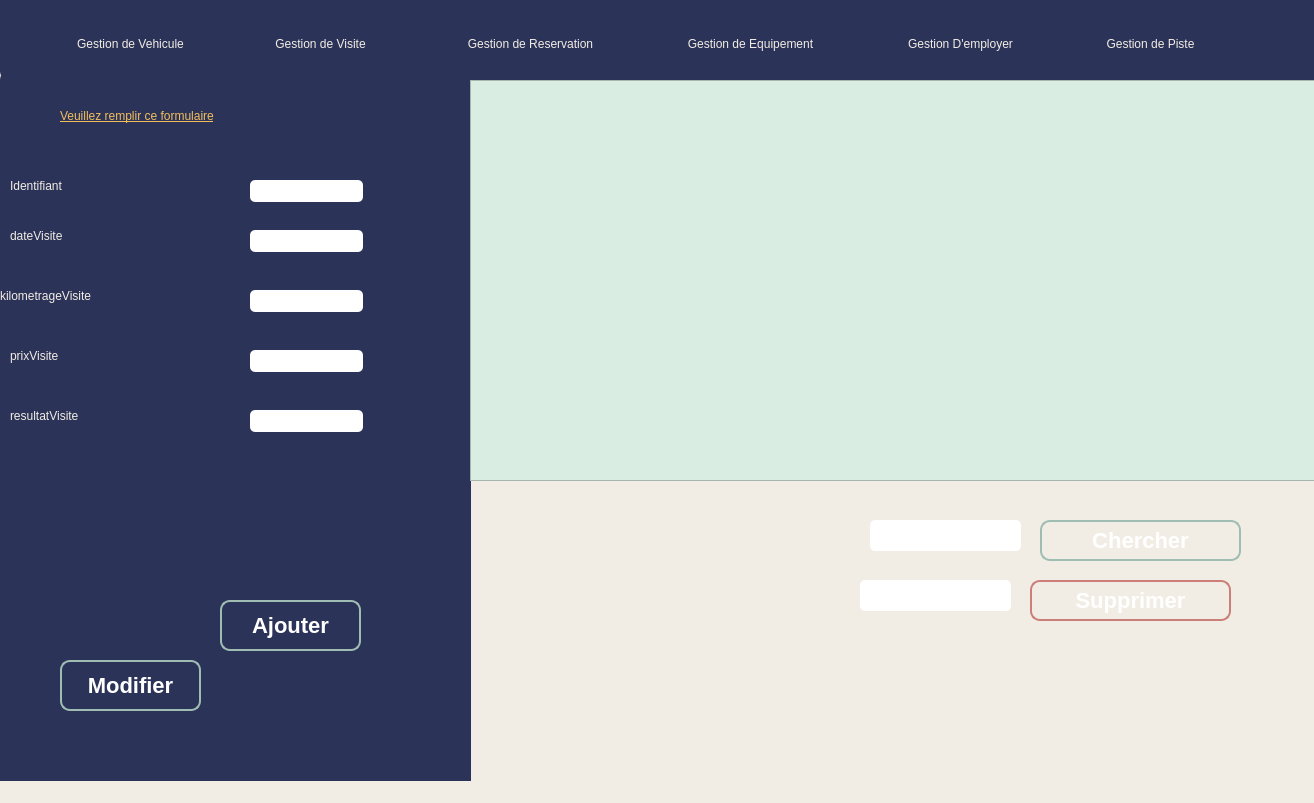
yousra0/ProjetCpp, file mainwindow.ui: the form before one commit.
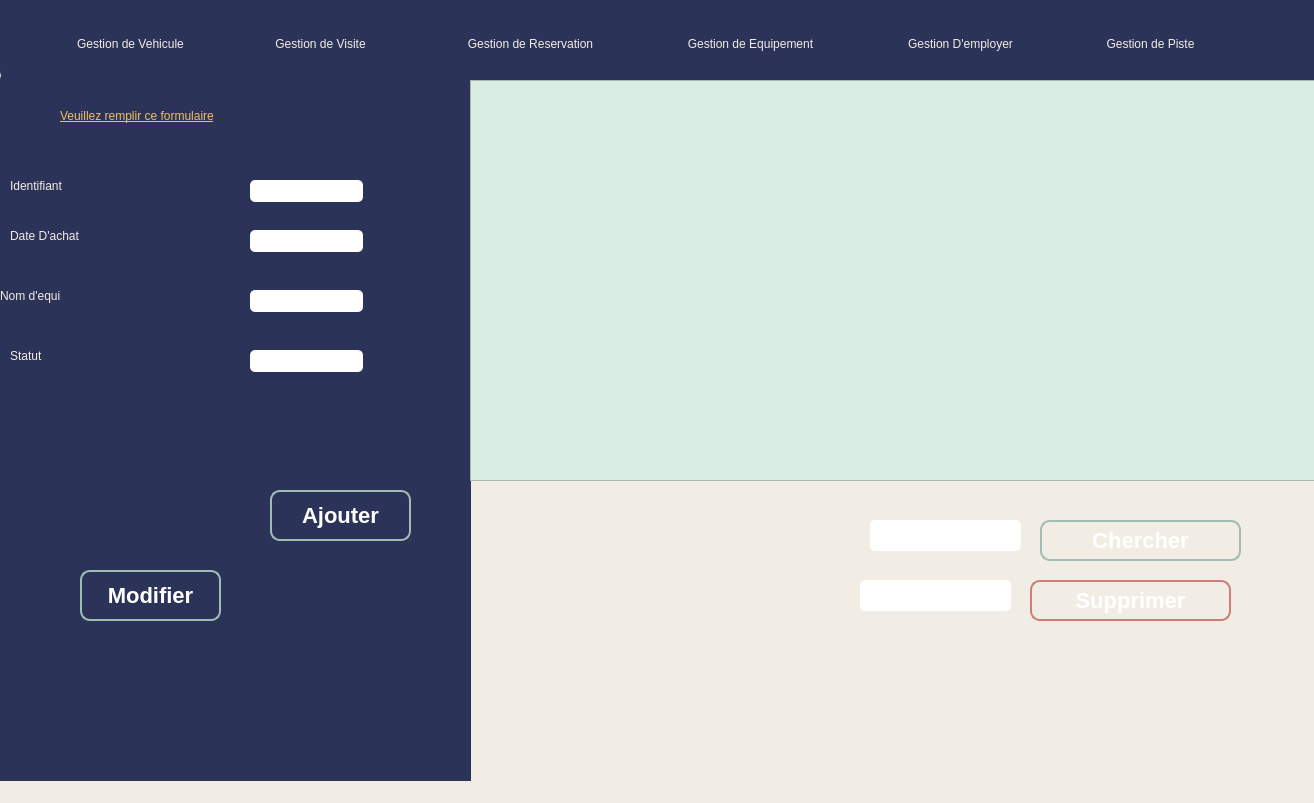
The form after the commit.

```diff
--- a/mainwindow.ui
+++ b/mainwindow.ui
@@ -68,7 +68,7 @@
 color: rgb(242, 237, 228);</string>
      </property>
      <property name="text">
-      <string>dateVisite</string>
+      <string>Date D'achat</string>
      </property>
     </widget>
     <widget class="QLabel" name="label_3">
@@ -85,7 +85,7 @@
 color: rgb(242, 237, 228);</string>
      </property>
      <property name="text">
-      <string>kilometrageVisite</string>
+      <string>Nom d'equi</string>
      </property>
     </widget>
     <widget class="QLabel" name="label_4">
@@ -102,27 +102,10 @@
 color: rgb(242, 237, 228);</string>
      </property>
      <property name="text">
-      <string>prixVisite</string>
+      <string>Statut</string>
      </property>
     </widget>
-    <widget class="QLabel" name="label_5">
-     <property name="geometry">
-      <rect>
-       <x>10</x>
-       <y>330</y>
-       <width>131</width>
-       <height>31</height>
-      </rect>
-     </property>
-     <property name="styleSheet">
-      <string notr="true">font:  75 24pt &quot;Times New Roman&quot;;
-color: rgb(242, 237, 228);</string>
-     </property>
-     <property name="text">
-      <string>resultatVisite</string>
-     </property>
-    </widget>
-    <widget class="QLineEdit" name="le_id">
+    <widget class="QLineEdit" name="leid">
      <property name="geometry">
       <rect>
        <x>250</x>
@@ -242,44 +225,11 @@
 background-color:white;}</string>
      </property>
     </widget>
-    <widget class="QLineEdit" name="le_resultatVisite">
-     <property name="geometry">
-      <rect>
-       <x>250</x>
-       <y>340</y>
-       <width>113</width>
-       <height>22</height>
-      </rect>
-     </property>
-     <property name="styleSheet">
-      <string notr="true">QLineEdit{
-    background-color: white;
-    box-shadow: 2px 0.5px 5px 1px inset black;
-    border-radius: 5px;
-    width: 70%;
-    padding-right: 10px;
-    padding-left: 10px;
-    text-align: left;
-    color: #000;
-    font-size:inherit;
-    font-family: Arial, Helvetica, sans-serif;  
-    font-weight:normal;
-    font-variant:normal;
-}
-QLineEdit::hover{  color: black ;
-background-color:orange;}
-QLineEdit::focus{  color: black ;
-background-color:white;}
-
-
-</string>
-     </property>
-    </widget>
     <widget class="QPushButton" name="pb_ajouter">
      <property name="geometry">
       <rect>
-       <x>220</x>
-       <y>530</y>
+       <x>270</x>
+       <y>420</y>
        <width>141</width>
        <height>51</height>
       </rect>
@@ -325,8 +275,8 @@
     <widget class="QPushButton" name="pb_modifier">
      <property name="geometry">
       <rect>
-       <x>60</x>
-       <y>590</y>
+       <x>80</x>
+       <y>500</y>
        <width>141</width>
        <height>51</height>
       </rect>
```
Left out of the diff: 10 changed lines with no effect on the pictures.
